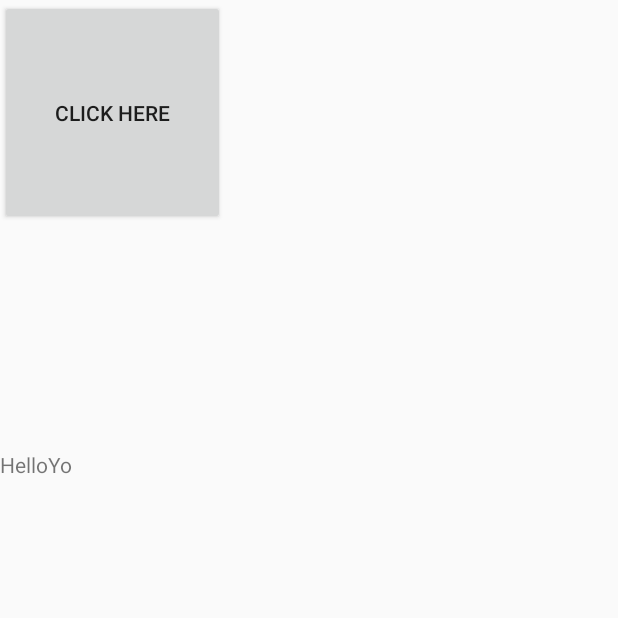
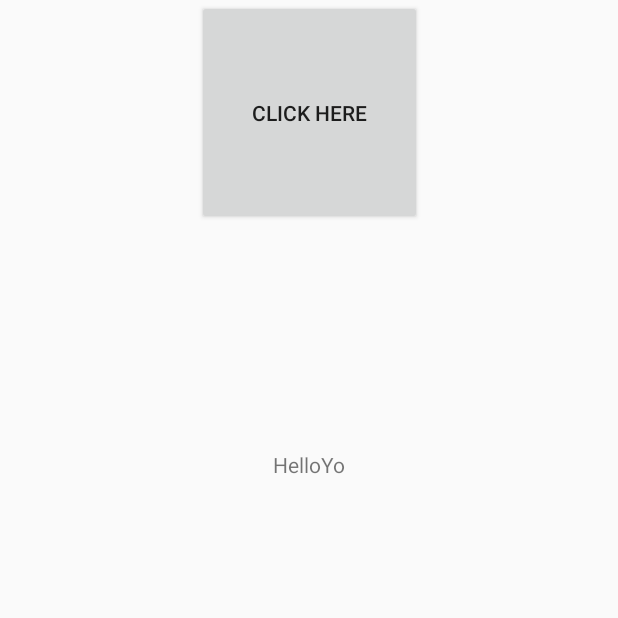
Before and after one commit to lildyl6/LLC1, an Android app built with Jetpack Compose: the screen it shows after launch (MainActivity), on a phone screen of 412 x 824 dp, the top half of it. Run offline under Robolectric (Android 15) with nearby library versions, the phone set to English and light mode, and no system bars.

Commit message:
first commit

```diff
--- a/app/src/main/res/layout/main_activity.xml
+++ b/app/src/main/res/layout/main_activity.xml
@@ -8,9 +8,10 @@
 
     <TextView
         android:id="@+id/textView"
-        android:layout_width="match_parent"
-        android:layout_height="wrap_content"
+        android:layout_width="150sp"
+        android:layout_height="150sp"
         android:text="HelloYo"
+        android:textAlignment="center"
         app:layout_constraintLeft_toLeftOf="parent"
         app:layout_constraintRight_toRightOf="parent"
         app:layout_constraintTop_toTopOf="parent"
@@ -21,5 +22,8 @@
         android:layout_marginBottom="200sp"
         android:layout_width="150sp"
         android:layout_height="150sp"
-        android:text="Click Here" />
+        android:text="Click Here"
+        app:layout_constraintLeft_toLeftOf="parent"
+        app:layout_constraintRight_toRightOf="parent"
+        app:layout_constraintTop_toTopOf="parent"/>
 </androidx.constraintlayout.widget.ConstraintLayout>
```
